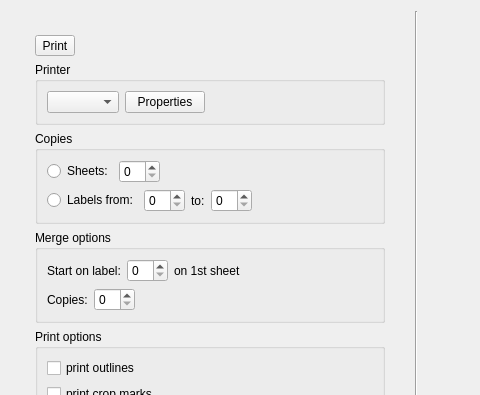
Before: the Qt Designer form glabels/ui/PrintView.ui in jimevins/glabels-qt, drawn with Qt 5; both pictures show x 0 to 480 and y 0 to 395 of the 835 by 587 pixel window.
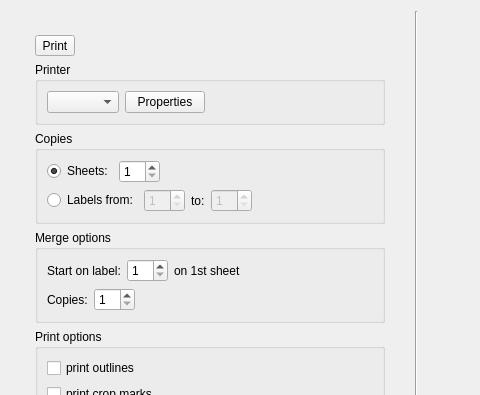
After: the same form once the commit is applied. Icons and pictures are not drawn. Custom widgets are drawn as their Qt base class.

Commit message: Hooked up print view controls.

Patch:
```diff
--- a/glabels/ui/PrintView.ui
+++ b/glabels/ui/PrintView.ui
@@ -210,7 +210,14 @@
            </widget>
           </item>
           <item>
-           <widget class="QSpinBox" name="copiesFromSpin"/>
+           <widget class="QSpinBox" name="copiesFromSpin">
+            <property name="enabled">
+             <bool>false</bool>
+            </property>
+            <property name="minimum">
+             <number>1</number>
+            </property>
+           </widget>
           </item>
           <item>
            <widget class="QLabel" name="label">
@@ -220,7 +227,14 @@
            </widget>
           </item>
           <item>
-           <widget class="QSpinBox" name="copiesToSpin"/>
+           <widget class="QSpinBox" name="copiesToSpin">
+            <property name="enabled">
+             <bool>false</bool>
+            </property>
+            <property name="minimum">
+             <number>1</number>
+            </property>
+           </widget>
           </item>
          </layout>
         </item>
@@ -231,10 +245,17 @@
             <property name="text">
              <string>Sheets:</string>
             </property>
+            <property name="checked">
+             <bool>true</bool>
+            </property>
            </widget>
           </item>
           <item>
-           <widget class="QSpinBox" name="copiesSheetsSpin"/>
+           <widget class="QSpinBox" name="copiesSheetsSpin">
+            <property name="minimum">
+             <number>1</number>
+            </property>
+           </widget>
           </item>
           <item>
            <spacer name="horizontalSpacer_2">
@@ -301,7 +322,11 @@
            </widget>
           </item>
           <item>
-           <widget class="QSpinBox" name="mergeStartSpin"/>
+           <widget class="QSpinBox" name="mergeStartSpin">
+            <property name="minimum">
+             <number>1</number>
+            </property>
+           </widget>
           </item>
           <item>
            <widget class="QLabel" name="label_3">
@@ -335,7 +360,14 @@
            </widget>
           </item>
           <item>
-           <widget class="QSpinBox" name="mergeCopiesSpin"/>
+           <widget class="QSpinBox" name="mergeCopiesSpin">
+            <property name="minimum">
+             <number>1</number>
+            </property>
+            <property name="maximum">
+             <number>96</number>
+            </property>
+           </widget>
           </item>
           <item>
            <spacer name="horizontalSpacer_5">
```
Left out of the diff: 233 changed lines with no effect on the pictures. The commit also changes 3 other files.
